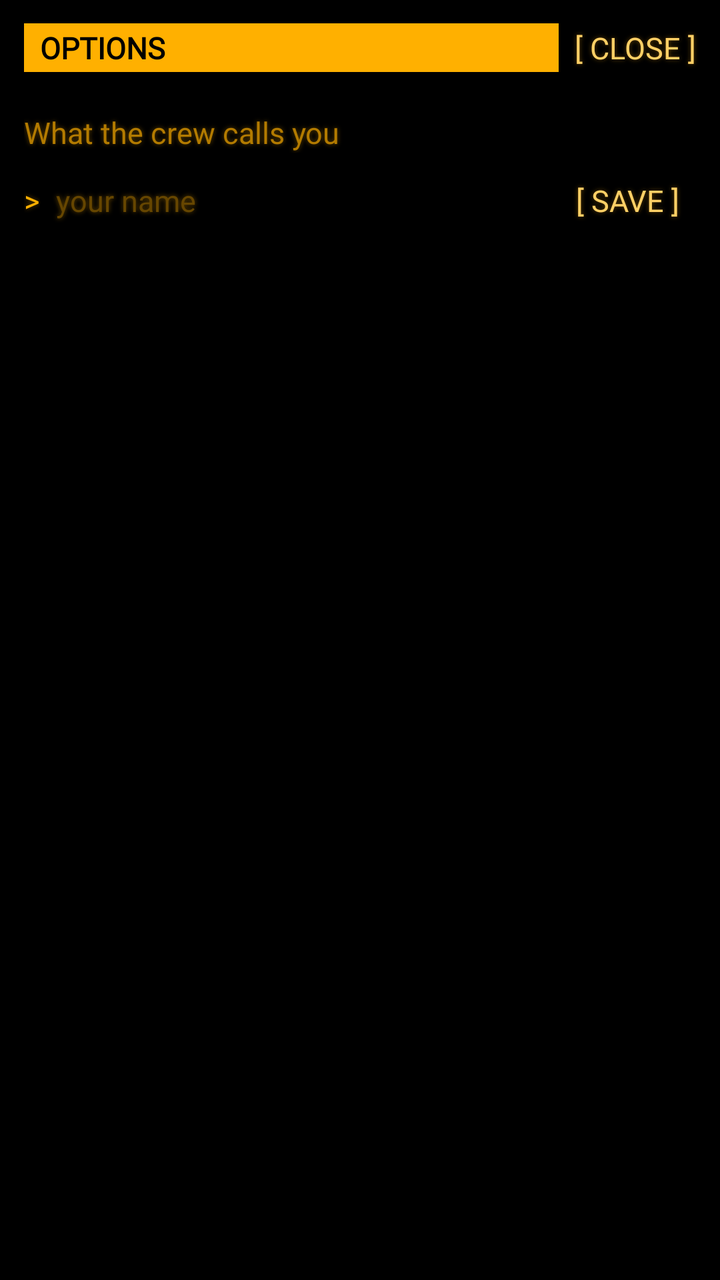
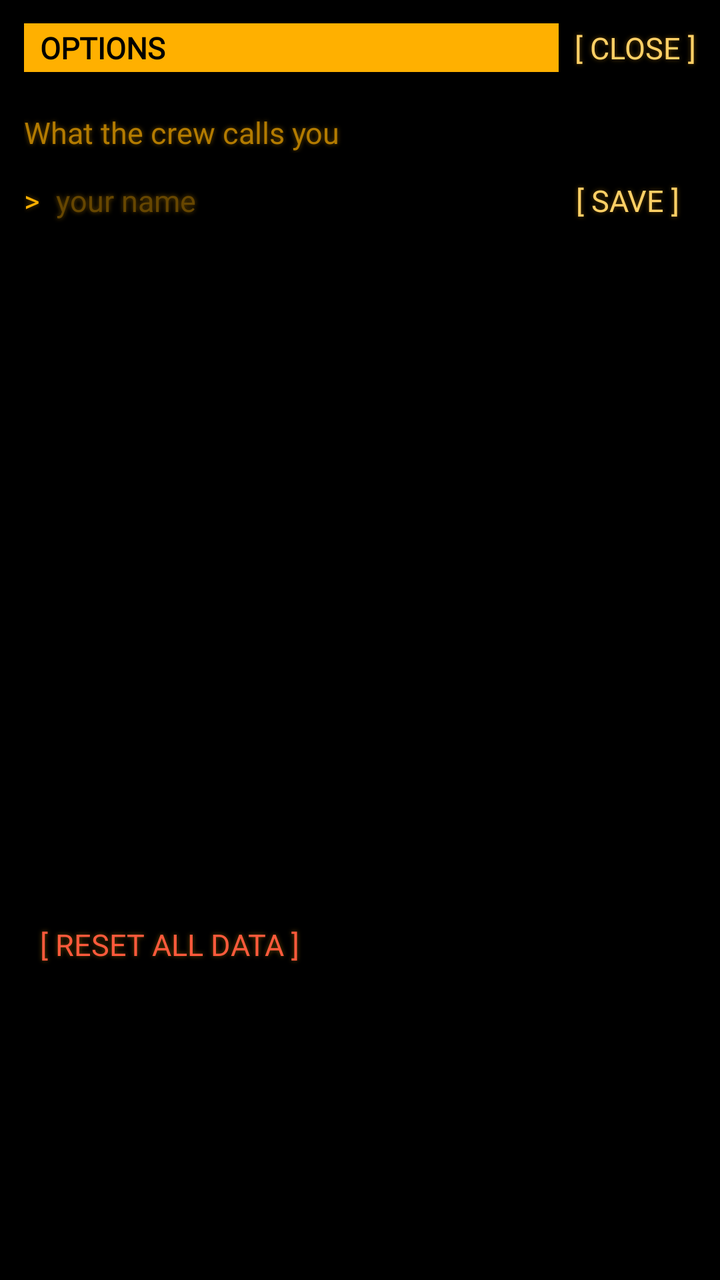

Compare the two renders of this Android layout. The source of the first and the diff that turns it into the second are given below.
<!-- AndroidManifest.xml: application theme Theme.Estatica -->
<!-- res/layout/panel_options.xml -->
<?xml version="1.0" encoding="utf-8"?>
<LinearLayout xmlns:android="http://schemas.android.com/apk/res/android"
    xmlns:tools="http://schemas.android.com/tools"
    android:layout_width="match_parent"
    android:layout_height="match_parent"
    android:background="@color/terminal_bg"
    android:clickable="true"
    android:focusable="true"
    android:orientation="vertical"
    tools:ignore="Overdraw">

    <LinearLayout
        android:layout_width="match_parent"
        android:layout_height="wrap_content"
        android:gravity="center_vertical"
        android:orientation="horizontal">

        <TextView
            style="@style/TerminalHeader"
            android:layout_width="0dp"
            android:layout_height="wrap_content"
            android:layout_marginStart="12dp"
            android:layout_weight="1"
            android:accessibilityHeading="true"
            android:text="@string/options_title"
            tools:targetApi="28" />

        <TextView
            android:id="@+id/optionsClose"
            style="@style/TerminalButton"
            android:layout_width="wrap_content"
            android:layout_height="wrap_content"
            android:layout_marginEnd="4dp"
            android:text="@string/panel_close" />
    </LinearLayout>

    <ScrollView
        android:layout_width="match_parent"
        android:layout_height="0dp"
        android:layout_weight="1">

        <LinearLayout
            android:layout_width="match_parent"
            android:layout_height="wrap_content"
            android:orientation="vertical"
            android:paddingHorizontal="12dp"
            android:paddingBottom="12dp">

            <TextView
                style="@style/TerminalText.Dim"
                android:layout_width="match_parent"
                android:layout_height="wrap_content"
                android:layout_marginTop="8dp"
                android:text="@string/options_name_label" />

            <LinearLayout
                android:layout_width="match_parent"
                android:layout_height="wrap_content"
                android:gravity="center_vertical"
                android:orientation="horizontal">

                <TextView
                    style="@style/TerminalText"
                    android:layout_width="wrap_content"
                    android:layout_height="wrap_content"
                    android:importantForAccessibility="no"
                    android:text="@string/input_prompt" />

                <EditText
                    android:id="@+id/optionsName"
                    style="@style/TerminalText"
                    android:layout_width="0dp"
                    android:layout_height="wrap_content"
                    android:layout_weight="1"
                    android:background="@null"
                    android:hint="@string/options_name_hint"
                    android:imeOptions="actionDone|flagNoExtractUi"
                    android:importantForAutofill="no"
                    android:inputType="textPersonName|textCapWords"
                    android:maxLength="16"
                    android:maxLines="1"
                    android:minHeight="48dp"
                    android:paddingHorizontal="8dp"
                    android:textColorHint="@color/amber_hint"
                    android:textCursorDrawable="@null" />

                <TextView
                    android:id="@+id/optionsNameSave"
                    style="@style/TerminalButton"
                    android:layout_width="wrap_content"
                    android:layout_height="wrap_content"
                    android:text="@string/options_name_save" />
            </LinearLayout>

            <TextView
                android:id="@+id/optionsSound"
                style="@style/TerminalButton"
                android:layout_width="match_parent"
                android:layout_height="wrap_content"
                android:layout_marginTop="12dp"
                android:gravity="center_vertical|start" />

            <TextView
                android:id="@+id/optionsHaptics"
                style="@style/TerminalButton"
                android:layout_width="match_parent"
                android:layout_height="wrap_content"
                android:gravity="center_vertical|start" />

            <TextView
                android:id="@+id/optionsNotifications"
                style="@style/TerminalButton"
                android:layout_width="match_parent"
                android:layout_height="wrap_content"
                android:gravity="center_vertical|start" />

            <TextView
                android:id="@+id/optionsTextSpeed"
                style="@style/TerminalButton"
                android:layout_width="match_parent"
                android:layout_height="wrap_content"
                android:gravity="center_vertical|start" />

            <TextView
                android:id="@+id/optionsCrt"
                style="@style/TerminalButton"
                android:layout_width="match_parent"
                android:layout_height="wrap_content"
                android:gravity="center_vertical|start" />

            <TextView
                android:id="@+id/optionsVersion"
                style="@style/TerminalText.Dim"
                android:layout_width="match_parent"
                android:layout_height="wrap_content"
                android:layout_marginTop="16dp"
                android:textSize="12sp" />
        </LinearLayout>
    </ScrollView>
</LinearLayout>
<!-- resources referenced by this layout -->
<resources>
  <color name="amber_hint">#664600</color>
  <color name="terminal_bg">#000000</color>
  <string name="input_prompt" translatable="false">&gt;</string>
  <string name="options_name_hint">your name</string>
  <string name="options_name_label">What the crew calls you</string>
  <string name="options_name_save">[ SAVE ]</string>
  <string name="options_title">OPTIONS</string>
  <string name="panel_close">[ CLOSE ]</string>
  <style name="TerminalButton" parent="TerminalText.Bright">
          <item name="android:background">@drawable/bg_terminal_button</item>
          <item name="android:minHeight">48dp</item>
          <item name="android:gravity">center_vertical</item>
          <item name="android:paddingStart">8dp</item>
          <item name="android:paddingEnd">8dp</item>
          <item name="android:clickable">true</item>
          <item name="android:focusable">true</item>
      </style>
  <style name="TerminalHeader" parent="TerminalText.Bright">
          <item name="android:background">@color/amber</item>
          <item name="android:textColor">@color/terminal_bg</item>
          <item name="android:textStyle">bold</item>
          <item name="android:paddingStart">8dp</item>
          <item name="android:paddingEnd">8dp</item>
          <item name="android:paddingTop">2dp</item>
          <item name="android:paddingBottom">2dp</item>
          <item name="android:shadowRadius">0</item>
      </style>
  <style name="TerminalText">
          <item name="android:fontFamily">@font/terminal</item>
          <item name="android:textSize">15sp</item>
          <item name="android:textColor">@color/amber</item>
          <item name="android:lineSpacingMultiplier">1.15</item>
          
          <item name="android:shadowColor">@color/amber_glow</item>
          <item name="android:shadowRadius">6</item>
          <item name="android:shadowDx">0</item>
          <item name="android:shadowDy">0</item>
      </style>
  <style name="TerminalText.Dim">
          <item name="android:textColor">@color/amber_dim</item>
      </style>
  <style name="Theme.Estatica" parent="android:Theme.Material.NoActionBar">
          <item name="android:windowBackground">@color/terminal_bg</item>
          <item name="android:statusBarColor">@color/terminal_bg</item>
          <item name="android:navigationBarColor">@color/terminal_bg</item>
          <item name="android:colorAccent">@color/amber</item>
          <item name="android:colorControlActivated">@color/amber</item>
          <item name="android:textColorHighlight">@color/amber_dim</item>
          <item name="android:textColorPrimary">@color/amber</item>
      </style>
  <style name="TerminalText.Bright">
          <item name="android:textColor">@color/amber_bright</item>
      </style>
  <!-- drawable bg_terminal_button (drawable) -->
  <?xml version="1.0" encoding="utf-8"?>
  <ripple xmlns:android="http://schemas.android.com/apk/res/android"
      android:color="@color/amber_hint">
      <item android:id="@android:id/mask">
          <color android:color="@color/amber" />
      </item>
  </ripple>
  <color name="amber">#FFB000</color>
  <color name="amber_glow">#66FFB000</color>
  <color name="amber_dim">#B37B00</color>
  <color name="amber_bright">#FFD066</color>
</resources>

<!-- the commit's change to res/layout/panel_options.xml (unified diff, before → after) -->
@@ -129,6 +129,23 @@
                 android:gravity="center_vertical|start" />
 
             <TextView
+                android:id="@+id/optionsOperatorGender"
+                style="@style/TerminalButton"
+                android:layout_width="match_parent"
+                android:layout_height="wrap_content"
+                android:gravity="center_vertical|start" />
+
+            <TextView
+                android:id="@+id/optionsReset"
+                style="@style/TerminalButton"
+                android:layout_width="match_parent"
+                android:layout_height="wrap_content"
+                android:layout_marginTop="24dp"
+                android:gravity="center_vertical|start"
+                android:text="@string/options_reset"
+                android:textColor="@color/danger" />
+
+            <TextView
                 android:id="@+id/optionsVersion"
                 style="@style/TerminalText.Dim"
                 android:layout_width="match_parent"
<!-- resource entries referenced after the edit -->
@@ -1,11 +1,13 @@
 <!-- resources referenced by this layout -->
 <resources>
   <color name="amber_hint">#664600</color>
+  <color name="danger">#FF5A3C</color>
   <color name="terminal_bg">#000000</color>
   <string name="input_prompt" translatable="false">&gt;</string>
   <string name="options_name_hint">your name</string>
   <string name="options_name_label">What the crew calls you</string>
   <string name="options_name_save">[ SAVE ]</string>
+  <string name="options_reset">[ RESET ALL DATA ]</string>
   <string name="options_title">OPTIONS</string>
   <string name="panel_close">[ CLOSE ]</string>
   <style name="TerminalButton" parent="TerminalText.Bright">
